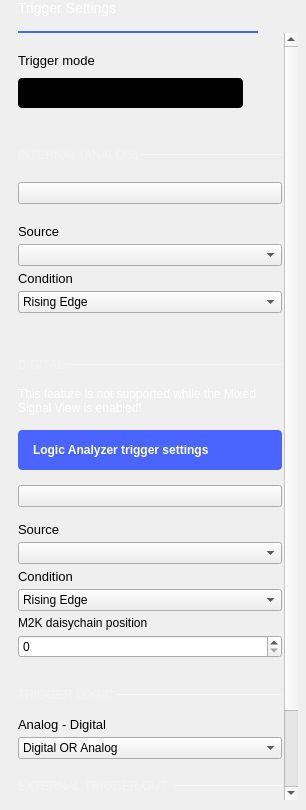
Before: the Qt Designer form ui/trigger_settings.ui in analogdevicesinc/scopy, drawn with Qt 5.
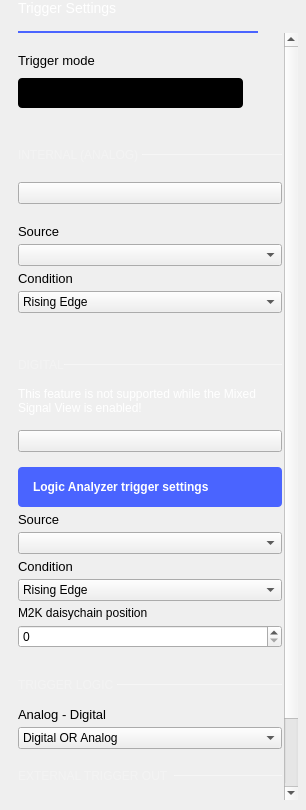
After: the same form once the commit is applied. Custom widgets are drawn as their Qt base class.

Commit message: TriggerSettings: reposition Logic Analyzer jump to trigger settings button

The edit to the form file:
```diff
--- a/ui/trigger_settings.ui
+++ b/ui/trigger_settings.ui
@@ -115,7 +115,7 @@
         <x>0</x>
         <y>0</y>
         <width>266</width>
-        <height>924</height>
+        <height>914</height>
        </rect>
       </property>
       <layout class="QVBoxLayout" name="verticalLayout_4">
@@ -561,6 +561,34 @@
           </widget>
          </item>
          <item>
+          <widget class="adiscope::CustomSwitch" name="extern_en">
+           <property name="text">
+            <string/>
+           </property>
+           <property name="checkable">
+            <bool>true</bool>
+           </property>
+          </widget>
+         </item>
+         <item>
+          <widget class="QWidget" name="digital_controls" native="true">
+           <layout class="QVBoxLayout" name="verticalLayout_3">
+            <property name="spacing">
+             <number>5</number>
+            </property>
+            <property name="leftMargin">
+             <number>0</number>
+            </property>
+            <property name="topMargin">
+             <number>0</number>
+            </property>
+            <property name="rightMargin">
+             <number>0</number>
+            </property>
+            <property name="bottomMargin">
+             <number>0</number>
+            </property>
+            <item>
           <widget class="QPushButton" name="btnLogicAnalyzerTriggers">
            <property name="styleSheet">
             <string notr="true">
@@ -592,34 +620,6 @@
            </property>
           </widget>
          </item>
-         <item>
-          <widget class="adiscope::CustomSwitch" name="extern_en">
-           <property name="text">
-            <string/>
-           </property>
-           <property name="checkable">
-            <bool>true</bool>
-           </property>
-          </widget>
-         </item>
-         <item>
-          <widget class="QWidget" name="digital_controls" native="true">
-           <layout class="QVBoxLayout" name="verticalLayout_3">
-            <property name="spacing">
-             <number>5</number>
-            </property>
-            <property name="leftMargin">
-             <number>0</number>
-            </property>
-            <property name="topMargin">
-             <number>0</number>
-            </property>
-            <property name="rightMargin">
-             <number>0</number>
-            </property>
-            <property name="bottomMargin">
-             <number>0</number>
-            </property>
             <item>
              <widget class="QLabel" name="label_6">
               <property name="styleSheet">
```
Lines whose indentation alone changed are shown as unchanged.
